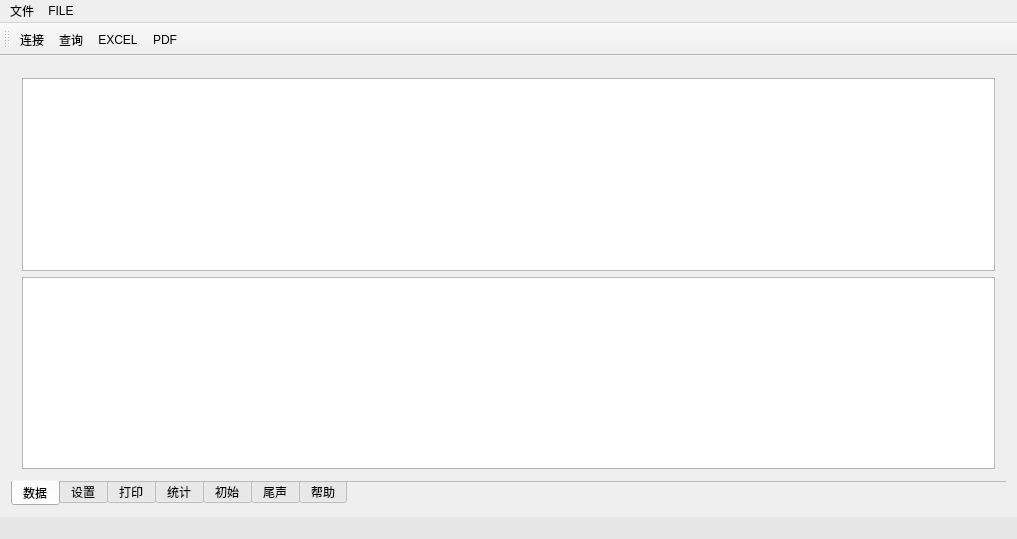
Before: the Qt Designer form mainwindow.ui in crouse/anatta-enhanced, drawn with Qt 5.
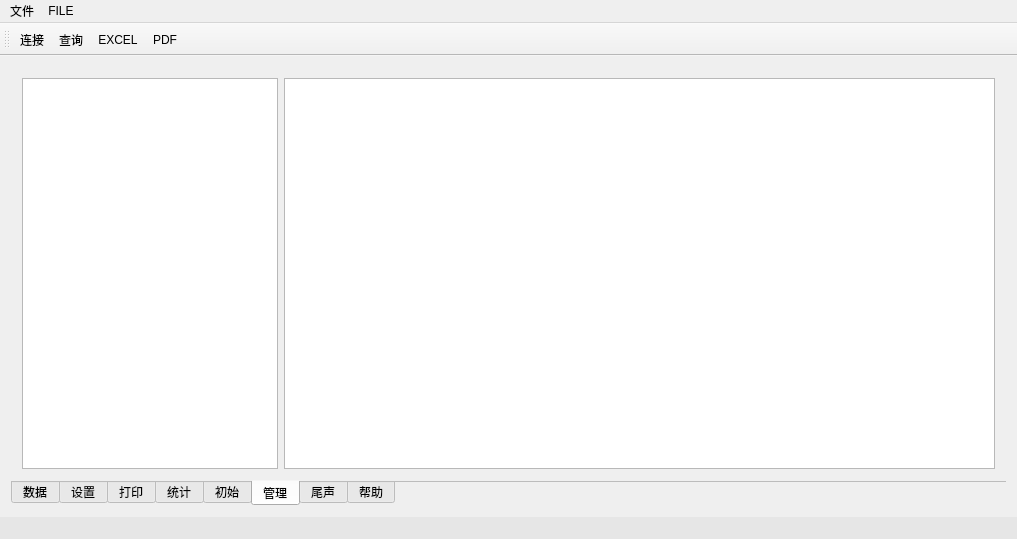
After: the same form once the commit is applied. Icons and pictures are not drawn.

```diff
--- a/mainwindow.ui
+++ b/mainwindow.ui
@@ -27,7 +27,7 @@
        <enum>QTabWidget::South</enum>
       </property>
       <property name="currentIndex">
-       <number>0</number>
+       <number>5</number>
       </property>
       <property name="documentMode">
        <bool>true</bool>
@@ -650,6 +650,26 @@
         </property>
        </widget>
       </widget>
+      <widget class="QWidget" name="tabAdmin">
+       <attribute name="title">
+        <string>管理</string>
+       </attribute>
+       <layout class="QHBoxLayout" name="horizontalLayout_6">
+        <item>
+         <widget class="QTableView" name="tableViewAdmin">
+          <property name="sizePolicy">
+           <sizepolicy hsizetype="Fixed" vsizetype="Expanding">
+            <horstretch>0</horstretch>
+            <verstretch>0</verstretch>
+           </sizepolicy>
+          </property>
+         </widget>
+        </item>
+        <item>
+         <widget class="QTableView" name="tableViewBC"/>
+        </item>
+       </layout>
+      </widget>
       <widget class="QWidget" name="tab_4">
        <attribute name="title">
         <string>尾声</string>
```
Left out of the diff: 6 changed lines with no effect on the pictures.
